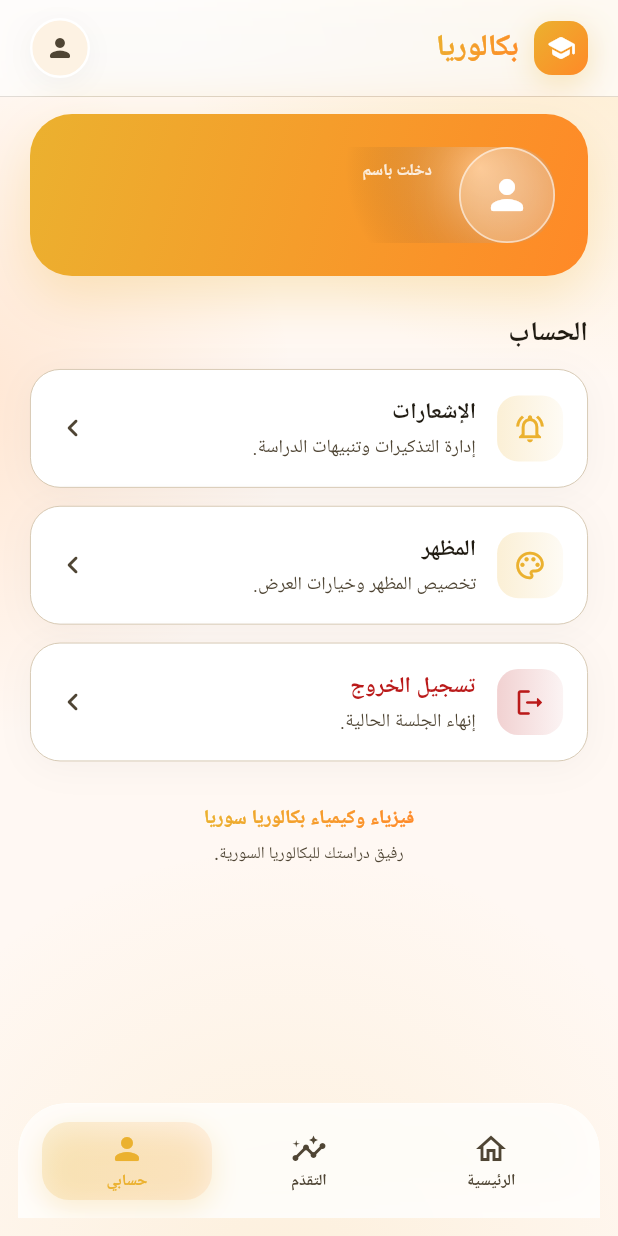
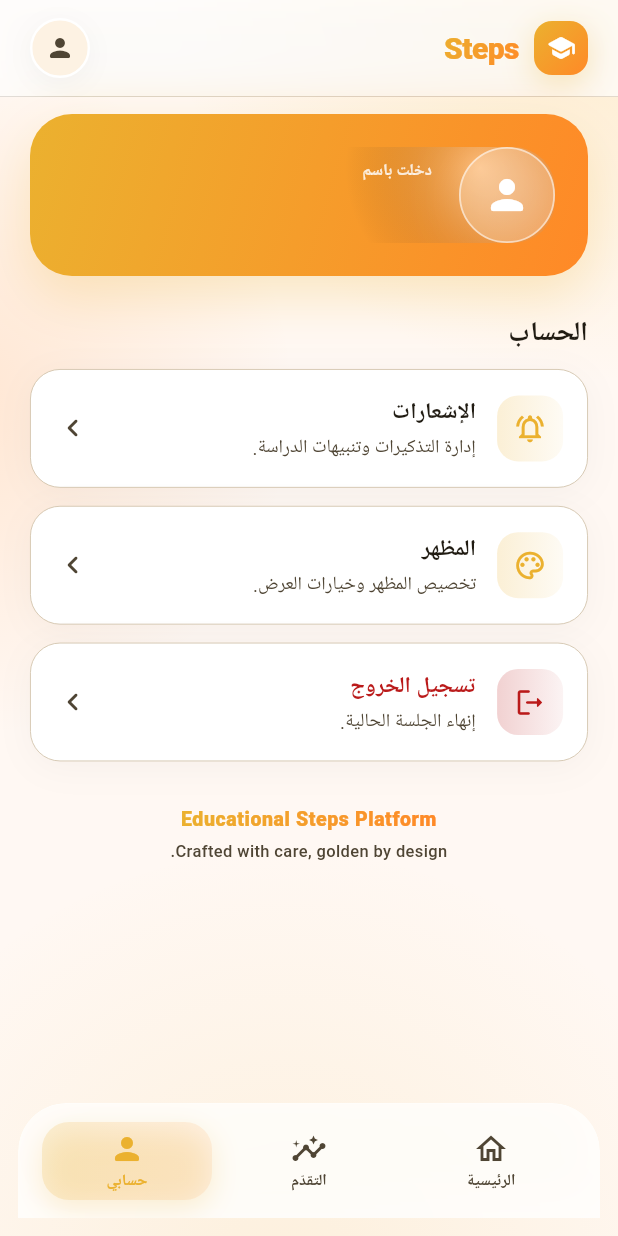
Before and after one commit to mohammadalibalwe48-hub/Studysync, a Flutter app: the ProfileScreen screen opened by its route, after a tap on the "person" icon, on a phone screen of 412 x 824 dp. Run offline on Flutter 3.47's test engine with Material 3 defaults, Android fonts, the phone set to English and light mode, and no system bars; our stand-ins replace fl_chart, flutter_dotenv, go_router, google_fonts, supabase_flutter; accounts and stored records are empty; Roboto replaces fonts that are missing (Cairo).

```diff
--- a/lib/app/app.dart
+++ b/lib/app/app.dart
@@ -26,7 +26,7 @@ class _StudySyncAppState extends State<StudySyncApp> {
     ));
 
     return MaterialApp.router(
-      title: 'فيزياء وكيمياء بكالوريا سوريا',
+      title: 'Educational Steps Platform',
       debugShowCheckedModeBanner: false,
       routerConfig: _router,
       theme: AppTheme.light,
--- a/lib/core/widgets/glass_app_bar.dart
+++ b/lib/core/widgets/glass_app_bar.dart
@@ -104,7 +104,7 @@ class GlassAppBarBrand extends StatelessWidget {
           shaderCallback: (Rect bounds) =>
               palette.goldGradient.createShader(bounds),
           child: const Text(
-            'بكالوريا',
+            'Steps',
             style: TextStyle(
               fontSize: 20,
               fontWeight: FontWeight.w800,
--- a/lib/features/profile/profile_screen.dart
+++ b/lib/features/profile/profile_screen.dart
@@ -91,7 +91,7 @@ class ProfileScreen extends StatelessWidget {
                     shaderCallback: (Rect bounds) =>
                         palette.goldGradient.createShader(bounds),
                     child: const Text(
-                      'فيزياء وكيمياء بكالوريا سوريا',
+                      'Educational Steps Platform',
                       style: TextStyle(
                         fontSize: 13,
                         fontWeight: FontWeight.w800,
@@ -102,7 +102,7 @@ class ProfileScreen extends StatelessWidget {
                   ),
                   const SizedBox(height: 4),
                   Text(
-                    'رفيق دراستك للبكالوريا السورية.',
+                    'Crafted with care, golden by design.',
                     style: TextStyle(
                       fontSize: 11,
                       color: palette.muted,
```
